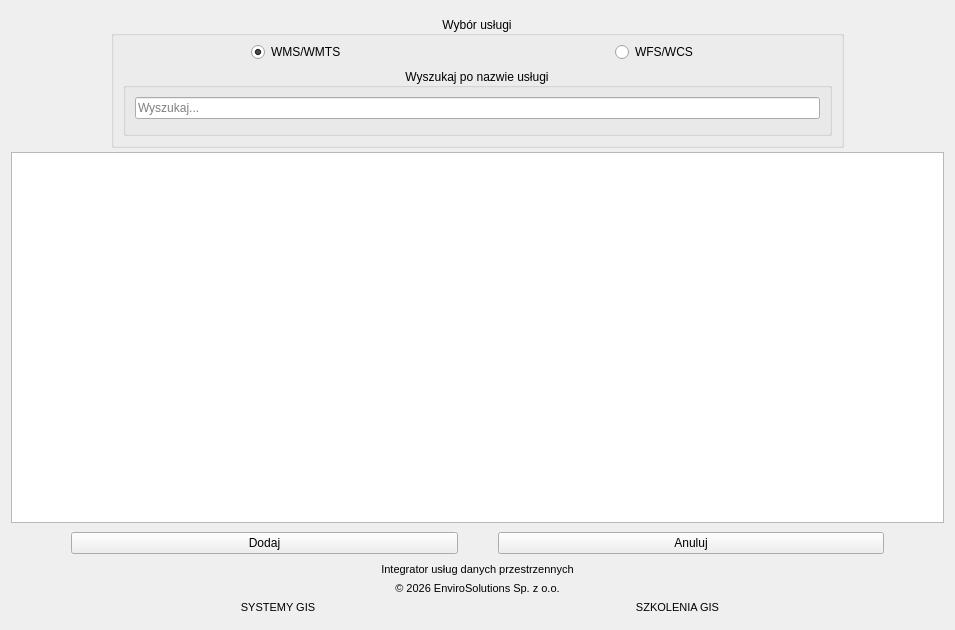
Old version of the form integrator_uslug_danych_przestrzennych_dialog_base.ui in the repository envirosolutionspl/integrator_uslug_danych_przestrzennych.
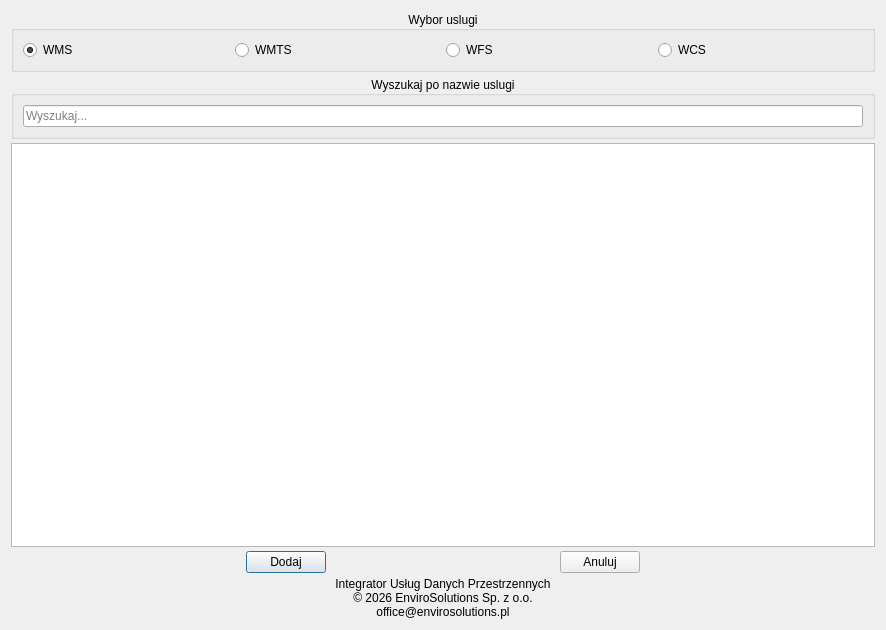
New version of the form. Icons and pictures are not drawn.

Patch:
```diff
--- a/integrator_uslug_danych_przestrzennych_dialog_base.ui
+++ b/integrator_uslug_danych_przestrzennych_dialog_base.ui
@@ -6,7 +6,7 @@
    <rect>
     <x>0</x>
     <y>0</y>
-    <width>955</width>
+    <width>886</width>
     <height>630</height>
    </rect>
   </property>
@@ -23,12 +23,6 @@
    <iconset>
     <normaloff>images/icon.svg</normaloff>images/icon.svg</iconset>
   </property>
-  <property name="styleSheet">
-   <string notr="true"/>
-  </property>
-  <property name="sizeGripEnabled">
-   <bool>false</bool>
-  </property>
   <layout class="QGridLayout" name="gridLayout_2">
    <property name="horizontalSpacing">
     <number>6</number>
@@ -36,41 +30,26 @@
    <property name="verticalSpacing">
     <number>4</number>
    </property>
-   <item row="4" column="0" colspan="2">
-    <widget class="QTableView" name="services_table">
-     <property name="toolTip">
-      <string>Wciśnij Ctrl aby zaznaczyć więcej usług</string>
-     </property>
-     <property name="frameShape">
-      <enum>QFrame::StyledPanel</enum>
-     </property>
-     <property name="selectionBehavior">
-      <enum>QAbstractItemView::SelectRows</enum>
-     </property>
-    </widget>
-   </item>
-   <item row="6" column="0" colspan="2">
+   <item row="5" column="0">
     <layout class="QGridLayout" name="gridLayout_3">
-     <property name="topMargin">
-      <number>5</number>
-     </property>
-     <property name="bottomMargin">
-      <number>5</number>
-     </property>
+     <item row="0" column="0">
+      <spacer name="horizontalSpacer">
+       <property name="orientation">
+        <enum>Qt::Horizontal</enum>
+       </property>
+       <property name="sizeHint" stdset="0">
+        <size>
+         <width>60</width>
+         <height>20</height>
+        </size>
+       </property>
+      </spacer>
+     </item>
      <item row="0" column="1">
       <widget class="QPushButton" name="add_btn">
-       <property name="enabled">
-        <bool>true</bool>
-       </property>
-       <property name="toolTip">
-        <string>Dodaje usługę do projektu</string>
-       </property>
        <property name="text">
         <string>Dodaj</string>
        </property>
-       <property name="autoDefault">
-        <bool>false</bool>
-       </property>
       </widget>
      </item>
      <item row="0" column="2">
@@ -78,9 +57,6 @@
        <property name="orientation">
         <enum>Qt::Horizontal</enum>
        </property>
-       <property name="sizeType">
-        <enum>QSizePolicy::Preferred</enum>
-       </property>
        <property name="sizeHint" stdset="0">
         <size>
          <width>40</width>
@@ -97,35 +73,13 @@
        <property name="text">
         <string>Anuluj</string>
        </property>
-       <property name="autoDefault">
-        <bool>false</bool>
-       </property>
       </widget>
      </item>
-     <item row="0" column="0">
-      <spacer name="horizontalSpacer">
-       <property name="orientation">
-        <enum>Qt::Horizontal</enum>
-       </property>
-       <property name="sizeType">
-        <enum>QSizePolicy::Minimum</enum>
-       </property>
-       <property name="sizeHint" stdset="0">
-        <size>
-         <width>60</width>
-         <height>20</height>
-        </size>
-       </property>
-      </spacer>
-     </item>
      <item row="0" column="4">
       <spacer name="horizontalSpacer_2">
        <property name="orientation">
         <enum>Qt::Horizontal</enum>
        </property>
-       <property name="sizeType">
-        <enum>QSizePolicy::Minimum</enum>
-       </property>
        <property name="sizeHint" stdset="0">
         <size>
          <width>60</width>
@@ -136,23 +90,102 @@
      </item>
     </layout>
    </item>
-   <item row="8" column="0" colspan="2">
+   <item row="0" column="0">
+    <widget class="QGroupBox" name="services_groupbox">
+     <property name="sizePolicy">
+      <sizepolicy hsizetype="Preferred" vsizetype="Preferred">
+       <horstretch>0</horstretch>
+       <verstretch>0</verstretch>
+      </sizepolicy>
+     </property>
+     <property name="layoutDirection">
+      <enum>Qt::LeftToRight</enum>
+     </property>
+     <property name="autoFillBackground">
+      <bool>false</bool>
+     </property>
+     <property name="title">
+      <string>Wybor uslugi</string>
+     </property>
+     <property name="alignment">
+      <set>Qt::AlignCenter</set>
+     </property>
+     <layout class="QVBoxLayout" name="verticalLayout_3">
+      <item>
+       <layout class="QGridLayout" name="gridLayout_8">
+        <item row="1" column="2">
+         <widget class="QRadioButton" name="wfs_rdbtn">
+          <property name="text">
+           <string>WFS</string>
+          </property>
+         </widget>
+        </item>
+        <item row="1" column="3">
+         <widget class="QRadioButton" name="wcs_rdbtn">
+          <property name="enabled">
+           <bool>true</bool>
+          </property>
+          <property name="layoutDirection">
+           <enum>Qt::LeftToRight</enum>
+          </property>
+          <property name="text">
+           <string>WCS</string>
+          </property>
+         </widget>
+        </item>
+        <item row="1" column="1">
+         <widget class="QRadioButton" name="wmts_rdbtn">
+          <property name="text">
+           <string>WMTS</string>
+          </property>
+         </widget>
+        </item>
+        <item row="1" column="0">
+         <widget class="QRadioButton" name="wms_rdbtn">
+          <property name="text">
+           <string>WMS</string>
+          </property>
+          <property name="checked">
+           <bool>true</bool>
+          </property>
+         </widget>
+        </item>
+       </layout>
+      </item>
+     </layout>
+    </widget>
+   </item>
+   <item row="3" column="0">
+    <widget class="QTableView" name="services_table">
+     <property name="selectionBehavior">
+      <enum>QAbstractItemView::SelectRows</enum>
+     </property>
+    </widget>
+   </item>
+   <item row="1" column="0">
+    <widget class="QGroupBox" name="groupBox">
+     <property name="title">
+      <string>Wyszukaj po nazwie uslugi</string>
+     </property>
+     <property name="alignment">
+      <set>Qt::AlignCenter</set>
+     </property>
+     <layout class="QVBoxLayout" name="verticalLayout">
+      <item>
+       <widget class="QLineEdit" name="search_lineedit">
+        <property name="placeholderText">
+         <string>Wyszukaj...</string>
+        </property>
+        <property name="clearButtonEnabled">
+         <bool>true</bool>
+        </property>
+       </widget>
+      </item>
+     </layout>
+    </widget>
+   </item>
+   <item row="7" column="0">
     <layout class="QHBoxLayout" name="Stopka">
-     <property name="spacing">
-      <number>5</number>
-     </property>
-     <property name="leftMargin">
-      <number>5</number>
-     </property>
-     <property name="topMargin">
-      <number>0</number>
-     </property>
-     <property name="rightMargin">
-      <number>5</number>
-     </property>
-     <property name="bottomMargin">
-      <number>5</number>
-     </property>
      <item>
       <widget class="QLabel" name="img_main">
        <property name="maximumSize">
@@ -161,9 +194,6 @@
          <height>60</height>
         </size>
        </property>
-       <property name="text">
-        <string/>
-       </property>
        <property name="pixmap">
         <pixmap>images/icon.svg</pixmap>
        </property>
@@ -173,97 +203,34 @@
        <property name="alignment">
         <set>Qt::AlignCenter</set>
        </property>
-       <property name="margin">
-        <number>12</number>
-       </property>
       </widget>
      </item>
      <item>
       <layout class="QGridLayout" name="gridLayout_11">
-       <property name="spacing">
-        <number>6</number>
-       </property>
+       <item row="0" column="0">
+        <widget class="QLabel" name="lbl_pluginVersion">
+         <property name="text">
+          <string>Integrator Usług Danych Przestrzennych</string>
+         </property>
+         <property name="alignment">
+          <set>Qt::AlignCenter</set>
+         </property>
+        </widget>
+       </item>
+       <item row="1" column="0">
+        <widget class="QLabel" name="lbl_copyrights_3">
+         <property name="text">
+          <string>© 2026 EnviroSolutions Sp. z o.o.</string>
+         </property>
+         <property name="alignment">
+          <set>Qt::AlignCenter</set>
+         </property>
+        </widget>
+       </item>
        <item row="2" column="0">
         <widget class="QLabel" name="lbl_email_3">
-         <property name="font">
-          <font>
-           <pointsize>8</pointsize>
-          </font>
-         </property>
          <property name="text">
-          <string>&lt;html&gt;&lt;head/&gt;&lt;body&gt;&lt;p&gt;&lt;a href=&quot;https://envirosolutions.pl/systemy-opensource-gis/?utm_source=stopka&amp;utm_medium=wtyczka&amp;utm_campaign=organic&amp;utm_term=integrator_uslug_danych_przestrzennych&quot;&gt;&lt;span style=&quot; text-decoration: underline; color:#0000ff;&quot;&gt;SYSTEMY GIS&lt;/span&gt;&lt;/a&gt;&lt;/p&gt;&lt;/body&gt;&lt;/html&gt;</string>
-         </property>
-         <property name="textFormat">
-          <enum>Qt::MarkdownText</enum>
-         </property>
-         <property name="alignment">
-          <set>Qt::AlignCenter</set>
-         </property>
-         <property name="openExternalLinks">
-          <bool>true</bool>
-         </property>
-         <property name="textInteractionFlags">
-          <set>Qt::TextBrowserInteraction</set>
-         </property>
-        </widget>
-       </item>
-       <item row="2" column="1">
-        <widget class="QLabel" name="label">
-         <property name="font">
-          <font>
-           <pointsize>8</pointsize>
-          </font>
-         </property>
-         <property name="text">
-          <string>&lt;html&gt;&lt;head/&gt;&lt;body&gt;&lt;p&gt;&lt;a href=&quot;https://envirosolutions.pl/oferta-szkoleniowa/?utm_source=stopka&amp;utm_medium=wtyczka&amp;utm_campaign=organic&amp;utm_term=integrator_uslug_danych_przestrzennych&quot;&gt;&lt;span style=&quot; text-decoration: underline; color:#0000ff;&quot;&gt;SZKOLENIA GIS&lt;/span&gt;&lt;/a&gt;&lt;/p&gt;&lt;/body&gt;&lt;/html&gt;</string>
-         </property>
-         <property name="textFormat">
-          <enum>Qt::MarkdownText</enum>
-         </property>
-         <property name="alignment">
-          <set>Qt::AlignCenter</set>
-         </property>
-         <property name="openExternalLinks">
-          <bool>true</bool>
-         </property>
-         <property name="textInteractionFlags">
-          <set>Qt::TextBrowserInteraction</set>
-         </property>
-        </widget>
-       </item>
-       <item row="1" column="0" colspan="2">
-        <widget class="QLabel" name="lbl_copyrights_3">
-         <property name="font">
-          <font>
-           <pointsize>8</pointsize>
-          </font>
-         </property>
-         <property name="text">
-          <string>&lt;html&gt;&lt;head/&gt;&lt;body&gt;&lt;p&gt;© 2026 EnviroSolutions Sp. z o.o.&lt;/p&gt;&lt;/body&gt;&lt;/html&gt;</string>
-         </property>
-         <property name="textFormat">
-          <enum>Qt::RichText</enum>
-         </property>
-         <property name="alignment">
-          <set>Qt::AlignCenter</set>
-         </property>
-         <property name="openExternalLinks">
-          <bool>true</bool>
-         </property>
-         <property name="textInteractionFlags">
-          <set>Qt::TextBrowserInteraction</set>
-         </property>
-        </widget>
-       </item>
-       <item row="0" column="0" colspan="2">
-        <widget class="QLabel" name="lbl_pluginVersion">
-         <property name="font">
-          <font>
-           <pointsize>8</pointsize>
-          </font>
-         </property>
-         <property name="text">
-          <string>Integrator usług danych przestrzennych</string>
+          <string>office@envirosolutions.pl</string>
          </property>
          <property name="alignment">
           <set>Qt::AlignCenter</set>
@@ -274,179 +241,22 @@
      </item>
      <item>
       <widget class="QLabel" name="img_es">
-       <property name="sizePolicy">
-        <sizepolicy hsizetype="Maximum" vsizetype="Minimum">
-         <horstretch>0</horstretch>
-         <verstretch>0</verstretch>
-        </sizepolicy>
-       </property>
        <property name="maximumSize">
         <size>
          <width>60</width>
          <height>60</height>
         </size>
        </property>
-       <property name="font">
-        <font>
-         <pointsize>19</pointsize>
-        </font>
-       </property>
-       <property name="mouseTracking">
-        <bool>true</bool>
-       </property>
-       <property name="text">
-        <string/>
-       </property>
        <property name="pixmap">
         <pixmap>images/es_logo.svg</pixmap>
        </property>
        <property name="scaledContents">
         <bool>true</bool>
        </property>
-       <property name="margin">
-        <number>0</number>
-       </property>
       </widget>
      </item>
     </layout>
    </item>
-   <item row="0" column="0" colspan="2">
-    <layout class="QGridLayout" name="gridLayout">
-     <property name="topMargin">
-      <number>5</number>
-     </property>
-     <item row="0" column="2">
-      <widget class="QGroupBox" name="services_groupbox">
-       <property name="sizePolicy">
-        <sizepolicy hsizetype="Minimum" vsizetype="Minimum">
-         <horstretch>0</horstretch>
-         <verstretch>0</verstretch>
-        </sizepolicy>
-       </property>
-       <property name="title">
-        <string>Wybór usługi</string>
-       </property>
-       <property name="alignment">
-        <set>Qt::AlignCenter</set>
-       </property>
-       <layout class="QVBoxLayout" name="verticalLayout_3">
-        <property name="topMargin">
-         <number>6</number>
-        </property>
-        <item>
-         <layout class="QGridLayout" name="gridLayout_8">
-          <item row="0" column="1" alignment="Qt::AlignHCenter">
-           <widget class="QRadioButton" name="wfs_rdbtn">
-            <property name="toolTip">
-             <string>pozwala szybko wyszukiwać najaktualniejsze dane dla zadanego obszaru</string>
-            </property>
-            <property name="text">
-             <string>WFS/WCS</string>
-            </property>
-            <property name="checked">
-             <bool>false</bool>
-            </property>
-           </widget>
-          </item>
-          <item row="0" column="0" alignment="Qt::AlignHCenter">
-           <widget class="QRadioButton" name="wms_rdbtn">
-            <property name="toolTip">
-             <string>Pozwala na pobieranie danych aktualnych i archiwalnych</string>
-            </property>
-            <property name="text">
-             <string>WMS/WMTS</string>
-            </property>
-            <property name="checked">
-             <bool>true</bool>
-            </property>
-           </widget>
-          </item>
-         </layout>
-        </item>
-        <item>
-         <widget class="QGroupBox" name="groupBox">
-          <property name="inputMethodHints">
-           <set>Qt::ImhFormattedNumbersOnly</set>
-          </property>
-          <property name="title">
-           <string>Wyszukaj po nazwie usługi</string>
-          </property>
-          <property name="alignment">
-           <set>Qt::AlignCenter</set>
-          </property>
-          <layout class="QVBoxLayout" name="verticalLayout">
-           <item>
-            <widget class="QLineEdit" name="search_lineedit">
-             <property name="sizePolicy">
-              <sizepolicy hsizetype="Minimum" vsizetype="Fixed">
-               <horstretch>0</horstretch>
-               <verstretch>0</verstretch>
-              </sizepolicy>
-             </property>
-             <property name="placeholderText">
-              <string>Wyszukaj...</string>
-             </property>
-             <property name="clearButtonEnabled">
-              <bool>true</bool>
-             </property>
-            </widget>
-           </item>
-           <item>
-            <spacer name="verticalSpacer">
-             <property name="orientation">
-              <enum>Qt::Vertical</enum>
-             </property>
-             <property name="sizeType">
-              <enum>QSizePolicy::Minimum</enum>
-             </property>
-             <property name="sizeHint" stdset="0">
-              <size>
-               <width>20</width>
-               <height>5</height>
-              </size>
-             </property>
-            </spacer>
-           </item>
-          </layout>
-         </widget>
-        </item>
-       </layout>
-      </widget>
-     </item>
-     <item row="0" column="1">
-      <spacer name="horizontalSpacer_4">
-       <property name="orientation">
-        <enum>Qt::Horizontal</enum>
-       </property>
-       <property name="sizeType">
-        <enum>QSizePolicy::Fixed</enum>
-       </property>
-       <property name="sizeHint" stdset="0">
-        <size>
-         <width>100</width>
-         <height>20</height>
-        </size>
-       </property>
-      </spacer>
-     </item>
-     <item row="0" column="3">
-      <spacer name="horizontalSpacer_5">
-       <property name="orientation">
-        <enum>Qt::Horizontal</enum>
-       </property>
-       <property name="sizeType">
-        <enum>QSizePolicy::Fixed</enum>
-       </property>
-       <property name="sizeHint" stdset="0">
-        <size>
-         <width>100</width>
-         <height>20</height>
-        </size>
-       </property>
-      </spacer>
-     </item>
-    </layout>
-   </item>
   </layout>
  </widget>
  <tabstops>
```
Left out of the diff: 21 changed lines with no effect on the pictures.
